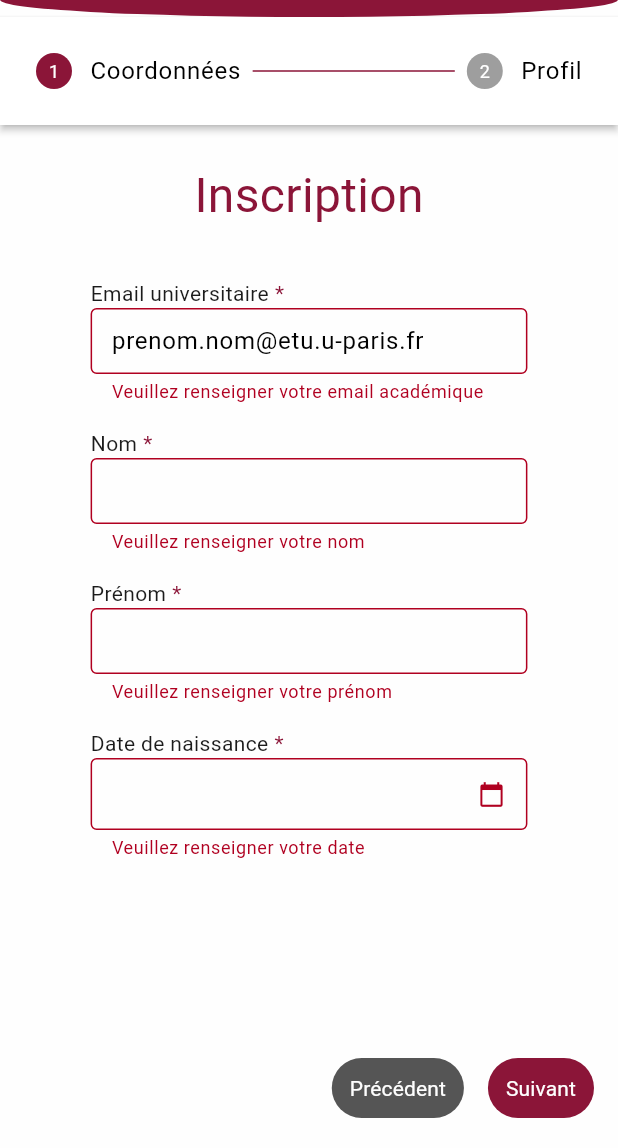
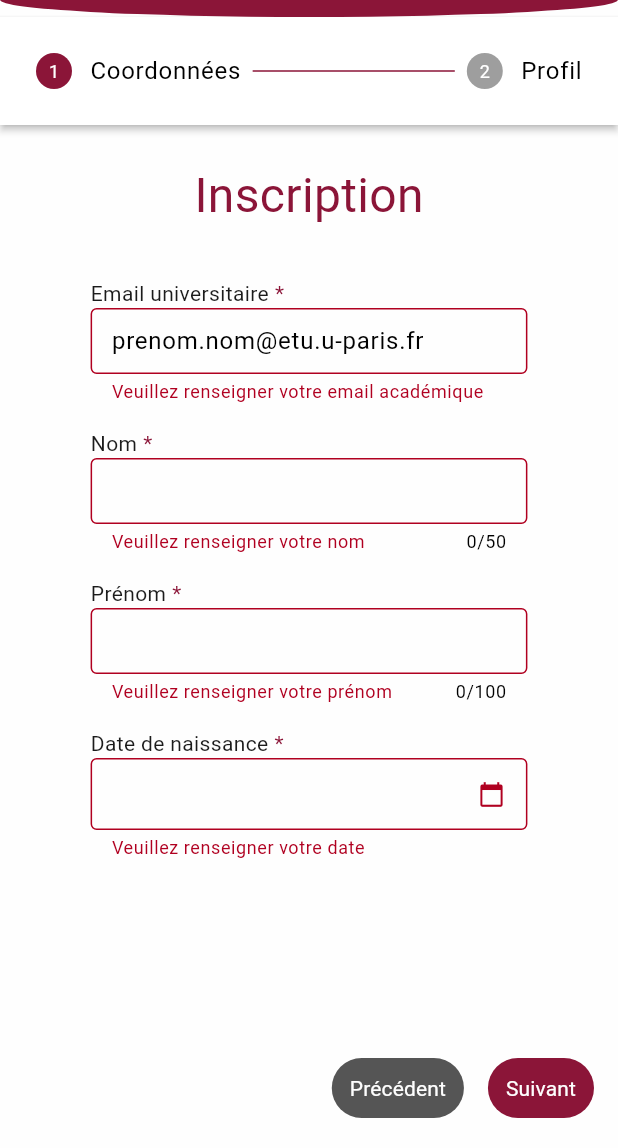
Before and after one commit to 3mty-team/descolar-front, a Flutter app: the screen it shows after launch, after a tap on "Suivant", on a phone screen of 412 x 824 dp, the part 88-1236 px from its top. Run offline on Flutter 3.47's test engine with Material 3 defaults, Android fonts, the phone set to English and light mode, and no system bars; our stand-ins replace dartz, dio, flutter_riverpod, flutter_svg, shared_preferences; missing offline and left inert: age_calculator, data_connection_checker_tv.

```diff
--- a/lib/features/auth/presentation/pages/signup_page.dart
+++ b/lib/features/auth/presentation/pages/signup_page.dart
@@ -50,6 +50,7 @@ class _SignupPageState extends State<SignupPage> {
   }
 
   bool _validateEmail(String value) {
+    value = value.trim();
     if (value.isEmpty) {
       setState(
         () => emailErrorMsg = 'Veuillez renseigner votre email académique',
@@ -72,9 +73,19 @@ class _SignupPageState extends State<SignupPage> {
   }
 
   bool _validateLastname(String value) {
+    value = value.trim();
     if (value.isEmpty) {
       setState(
         () => lastnameErrorMsg = 'Veuillez renseigner votre nom',
+      );
+      return false;
+    }
+    final bool isLastnameValid = RegExp(
+      r'^[a-zA-ZÀ-Ÿ- ]*$',
+    ).hasMatch(value);
+    if (!isLastnameValid) {
+      setState(
+            () => lastnameErrorMsg = 'Le nom n\'est pas valide',
       );
       return false;
     }
@@ -85,9 +96,19 @@ class _SignupPageState extends State<SignupPage> {
   }
 
   bool _validateFirstname(String value) {
+    value = value.trim();
     if (value.isEmpty) {
       setState(
         () => firstnameErrorMsg = 'Veuillez renseigner votre prénom',
+      );
+      return false;
+    }
+    final bool isFirstnameValid = RegExp(
+      r'^[a-zA-ZÀ-Ÿ- ]*$',
+    ).hasMatch(value);
+    if (!isFirstnameValid) {
+      setState(
+            () => firstnameErrorMsg = 'Le prénom n\'est pas valide',
       );
       return false;
     }
@@ -98,6 +119,7 @@ class _SignupPageState extends State<SignupPage> {
   }
 
   bool _validateDate(String value) {
+    value = value.trim();
     if (value.isEmpty) {
       setState(
         () => dateErrorMsg = 'Veuillez renseigner votre date',
@@ -123,9 +145,19 @@ class _SignupPageState extends State<SignupPage> {
   }
 
   bool _validateUsername(String value) {
+    value = value.trim();
     if (value.isEmpty) {
       setState(
         () => usernameErrorMsg = 'Veuillez renseigner votre pseudonyme',
+      );
+      return false;
+    }
+    final bool isUsernameValid = RegExp(
+      r'^[a-zA-Z0-9-_]+$',
+    ).hasMatch(value);
+    if (!isUsernameValid) {
+      setState(
+            () => usernameErrorMsg = 'Le pseudonyme n\'est pas valide',
       );
       return false;
     }
@@ -144,12 +176,12 @@ class _SignupPageState extends State<SignupPage> {
     }
 
     final bool isPasswordValid = RegExp(
-      r'^(?=.*[a-z])(?=.*[A-Z])(?=.*\d)(?=.*[@$!%*?&])[A-Za-z\d@$!%*?&]{8,}$',
+      r'^(?=.*[A-Z])(?=.*\d)[A-Za-z\d@$!%*?&]{7,255}$',
     ).hasMatch(value);
     if (!isPasswordValid) {
       setState(
         () => passwordErrorMsg =
-            'Votre mot de passe doit faire au minimum 8 caractères avec une minuscule, une majuscule, un chiffre et un caratère spécial',
+            'Votre mot de passe doit faire au minimum 7 caractères avec au moins une majuscule et un chiffre.',
       );
       return false;
     }
@@ -219,6 +251,7 @@ class _SignupPageState extends State<SignupPage> {
                     required: true,
                     controller: lastnameController,
                     errorText: lastnameErrorMsg,
+                    maxLength: 50,
                   ),
                   const SizedBox(
                     height: 16,
@@ -228,6 +261,7 @@ class _SignupPageState extends State<SignupPage> {
                     required: true,
                     controller: firstnameController,
                     errorText: firstnameErrorMsg,
+                    maxLength: 100,
                   ),
                   const SizedBox(
                     height: 16,
@@ -268,6 +302,7 @@ class _SignupPageState extends State<SignupPage> {
                     required: true,
                     controller: usernameController,
                     errorText: usernameErrorMsg,
+                    maxLength: 20,
                   ),
                   const SizedBox(
                     height: 16,
@@ -275,6 +310,7 @@ class _SignupPageState extends State<SignupPage> {
                   PasswordInput(
                     label: 'Mot de passe',
                     required: true,
+                    maxLength: 255,
                     controller: passwordController,
                     errorText: passwordErrorMsg,
                   ),
@@ -284,6 +320,7 @@ class _SignupPageState extends State<SignupPage> {
                   PasswordInput(
                     label: 'Confirmation du mot de passe',
                     required: true,
+                    maxLength: 255,
                     controller: confirmPasswordController,
                     errorText: confirmPasswordErrorMsg,
                   ),
--- a/lib/features/auth/presentation/widgets/password_input.dart
+++ b/lib/features/auth/presentation/widgets/password_input.dart
@@ -8,6 +8,7 @@ class PasswordInput extends StatefulWidget {
   final bool required;
   final String? errorText;
   final TextEditingController? controller;
+  final int? maxLength;
 
   const PasswordInput({
     super.key,
@@ -17,6 +18,7 @@ class PasswordInput extends StatefulWidget {
     this.required = false,
     this.errorText,
     this.controller,
+    this.maxLength,
   });
 
   @override
@@ -47,6 +49,7 @@ class _PasswordInputState extends State<PasswordInput> {
         ),
         TextFormField(
           controller: widget.controller,
+          maxLength: widget.maxLength,
           enableInteractiveSelection: false,
           keyboardType: TextInputType.text,
           obscureText: !_passwordVisible,
--- a/lib/features/auth/presentation/widgets/text_input.dart
+++ b/lib/features/auth/presentation/widgets/text_input.dart
@@ -9,8 +9,7 @@ class TextInput extends StatefulWidget {
   final String? errorText;
   final TextEditingController? controller;
   final TextInputType? keyboardType;
-
-  // TODO : handle errors (red border and error msg (in help?))
+  final int? maxLength;
 
   const TextInput({
     super.key,
@@ -21,6 +20,7 @@ class TextInput extends StatefulWidget {
     this.errorText,
     this.controller,
     this.keyboardType,
+    this.maxLength,
   });
 
   @override
@@ -49,6 +49,7 @@ class _TextInputState extends State<TextInput> {
         ),
         TextFormField(
           controller: widget.controller,
+          maxLength: widget.maxLength,
           keyboardType: widget.keyboardType,
           decoration: InputDecoration(
             hintText: widget.hint,
```
Also changed, not shown: pubspec.lock.
